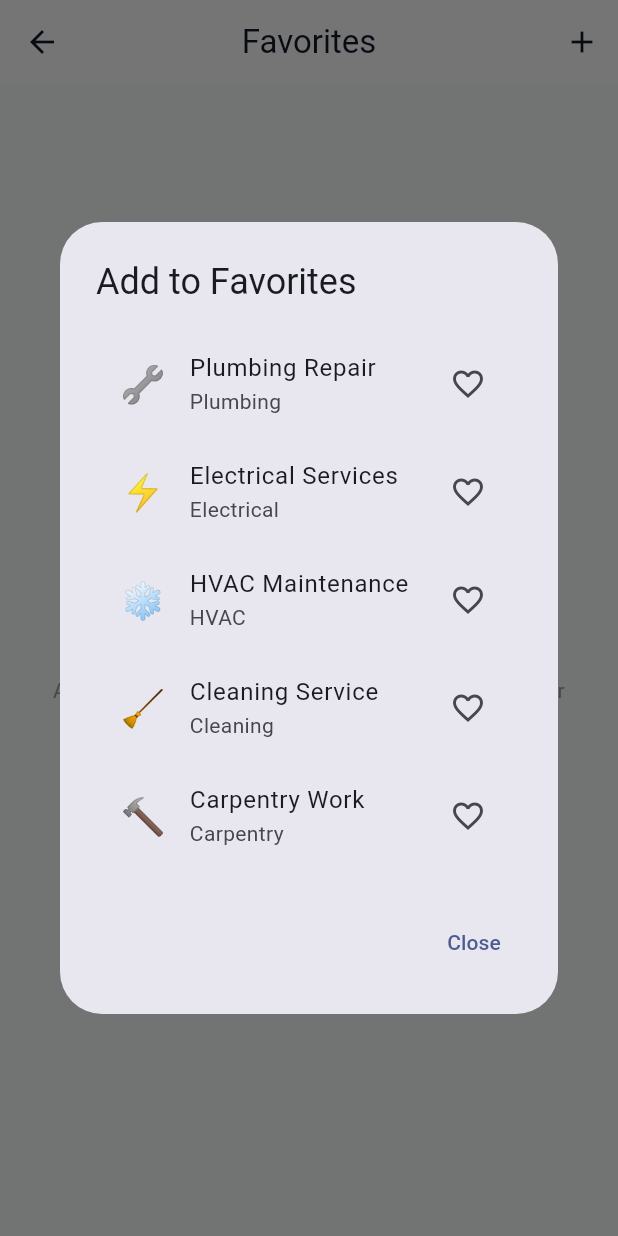
After one commit to whoisnut/fixmate-web-app, a Flutter app: the FavoritesScreen screen opened directly, after a tap on "Add Favorite", on a phone screen of 412 x 824 dp. The commit adds this screen. Run offline on Flutter 3.47's test engine with Material 3 defaults, Android fonts, the phone set to English and light mode, and no system bars; our stand-ins replace dio, flutter_riverpod, shared_preferences; accounts and stored records are empty.

Commit message:
fix favorite page

```diff
--- a/mobile/lib/core/constants/app_constants.dart
+++ b/mobile/lib/core/constants/app_constants.dart
@@ -57,6 +57,7 @@ class AppRoutes {
   static const String payment = '/payment';
   static const String profile = '/profile';
   static const String bookingHistory = '/booking-history';
+  static const String favorites = '/favorites';
 }
 
 // HTTP Status codes
--- /dev/null
+++ b/mobile/lib/features/favorites/screens/favorites_screen.dart
@@ -0,0 +1,282 @@
+import 'package:flutter/material.dart';
+import 'package:shared_preferences/shared_preferences.dart';
+import 'dart:convert';
+
+class FavoritesScreen extends StatefulWidget {
+  const FavoritesScreen({super.key});
+
+  @override
+  State<FavoritesScreen> createState() => _FavoritesScreenState();
+}
+
+class _FavoritesScreenState extends State<FavoritesScreen> {
+  late SharedPreferences _prefs;
+  List<Map<String, dynamic>> favorites = [];
+  bool _isLoading = true;
+
+  // Sample favorite services - in a real app, this would come from the API
+  final List<Map<String, dynamic>> sampleServices = [
+    {
+      'id': '1',
+      'name': 'Plumbing Repair',
+      'category': 'Plumbing',
+      'rating': 4.8,
+      'reviews': '245 reviews',
+      'price': '\$50-150',
+      'image': '🔧',
+    },
+    {
+      'id': '2',
+      'name': 'Electrical Services',
+      'category': 'Electrical',
+      'rating': 4.9,
+      'reviews': '312 reviews',
+      'price': '\$60-180',
+      'image': '⚡',
+    },
+    {
+      'id': '3',
+      'name': 'HVAC Maintenance',
+      'category': 'HVAC',
+      'rating': 4.7,
+      'reviews': '156 reviews',
+      'price': '\$100-250',
+      'image': '❄️',
+    },
+    {
+      'id': '4',
+      'name': 'Cleaning Service',
+      'category': 'Cleaning',
+      'rating': 4.6,
+      'reviews': '428 reviews',
+      'price': '\$40-120',
+      'image': '🧹',
+    },
+    {
+      'id': '5',
+      'name': 'Carpentry Work',
+      'category': 'Carpentry',
+      'rating': 4.9,
+      'reviews': '189 reviews',
+      'price': '\$80-200',
+      'image': '🔨',
+    },
+  ];
+
+  @override
+  void initState() {
+    super.initState();
+    _loadFavorites();
+  }
+
+  Future<void> _loadFavorites() async {
+    _prefs = await SharedPreferences.getInstance();
+    final favoritesJson = _prefs.getStringList('favorites') ?? [];
+
+    setState(() {
+      favorites = favoritesJson
+          .map((json) => jsonDecode(json) as Map<String, dynamic>)
+          .toList();
+      _isLoading = false;
+    });
+  }
+
+  Future<void> _addFavorite(Map<String, dynamic> service) async {
+    final isFavorited = favorites.any((fav) => fav['id'] == service['id']);
+
+    if (!isFavorited) {
+      setState(() {
+        favorites.add(service);
+      });
+
+      final favoritesJson = favorites.map((fav) => jsonEncode(fav)).toList();
+      await _prefs.setStringList('favorites', favoritesJson);
+
+      if (mounted) {
+        ScaffoldMessenger.of(context).showSnackBar(
+          SnackBar(content: Text('${service['name']} added to favorites')),
+        );
+      }
+    }
+  }
+
+  Future<void> _removeFavorite(String serviceId) async {
+    setState(() {
+      favorites.removeWhere((fav) => fav['id'] == serviceId);
+    });
+
+    final favoritesJson = favorites.map((fav) => jsonEncode(fav)).toList();
+    await _prefs.setStringList('favorites', favoritesJson);
+
+    ScaffoldMessenger.of(context).showSnackBar(
+      const SnackBar(content: Text('Removed from favorites')),
+    );
+  }
+
+  void _showAddFavoritesDialog() {
+    showDialog(
+      context: context,
+      builder: (context) => AlertDialog(
+        title: const Text('Add to Favorites'),
+        content: SizedBox(
+          width: double.maxFinite,
+          child: ListView.builder(
+            shrinkWrap: true,
+            itemCount: sampleServices.length,
+            itemBuilder: (context, index) {
+              final service = sampleServices[index];
+              final isFavorited =
+                  favorites.any((fav) => fav['id'] == service['id']);
+
+              return ListTile(
+                leading: Text(service['image'],
+                    style: const TextStyle(fontSize: 24)),
+                title: Text(service['name']),
+                subtitle: Text(service['category']),
+                trailing: isFavorited
+                    ? const Icon(Icons.favorite, color: Colors.red)
+                    : const Icon(Icons.favorite_border),
+                onTap: () {
+                  if (!isFavorited) {
+                    _addFavorite(service);
+                  }
+                },
+              );
+            },
+          ),
+        ),
+        actions: [
+          TextButton(
+            onPressed: () => Navigator.pop(context),
+            child: const Text('Close'),
+          ),
+        ],
+      ),
+    );
+  }
+
+  @override
+  Widget build(BuildContext context) {
+    if (_isLoading) {
+      return Scaffold(
+        appBar: AppBar(
+          title: const Text('Favorites'),
+          centerTitle: true,
+        ),
+        body: const Center(child: CircularProgressIndicator()),
+      );
+    }
+
+    return Scaffold(
+      appBar: AppBar(
+        title: const Text('Favorites'),
+        centerTitle: true,
+        actions: [
+          IconButton(
+            icon: const Icon(Icons.add),
+            onPressed: _showAddFavoritesDialog,
+            tooltip: 'Add to favorites',
+          ),
+        ],
+      ),
+      body: favorites.isEmpty
+          ? Center(
+              child: Column(
+                mainAxisAlignment: MainAxisAlignment.center,
+                children: [
+                  Icon(
+                    Icons.favorite_border,
+                    size: 64,
+                    color: Colors.grey[400],
+                  ),
+                  const SizedBox(height: 16),
+                  Text(
+                    'No favorites yet',
+                    style: Theme.of(context).textTheme.titleLarge,
+                  ),
+                  const SizedBox(height: 8),
+                  Text(
+                    'Add your favorite services to quick access them later',
+                    style: Theme.of(context).textTheme.bodyMedium?.copyWith(
+                          color: Colors.grey,
+                        ),
+                    textAlign: TextAlign.center,
+                  ),
+                  const SizedBox(height: 24),
+                  ElevatedButton.icon(
+                    onPressed: _showAddFavoritesDialog,
+                    icon: const Icon(Icons.add),
+                    label: const Text('Add Favorite'),
+                  ),
+                ],
+              ),
+            )
+          : ListView.builder(
+              padding: const EdgeInsets.all(12),
+              itemCount: favorites.length,
+              itemBuilder: (context, index) {
+                final favorite = favorites[index];
+                return Card(
+                  margin: const EdgeInsets.only(bottom: 12),
+                  child: ListTile(
+                    leading: Container(
+                      width: 50,
+                      height: 50,
+                      decoration: BoxDecoration(
+                        color: Colors.blue.withOpacity(0.1),
+                        borderRadius: BorderRadius.circular(8),
+                      ),
+                      child: Center(
+                        child: Text(
+                          favorite['image'] ?? '⭐',
+                          style: const TextStyle(fontSize: 28),
+                        ),
+                      ),
+                    ),
+                    title: Text(
+                      favorite['name'] ?? 'Service',
+                      style: const TextStyle(fontWeight: FontWeight.bold),
+                    ),
+                    subtitle: Column(
+                      crossAxisAlignment: CrossAxisAlignment.start,
+                      children: [
+                        const SizedBox(height: 4),
+                        Text(
+                          '${favorite['category'] ?? 'N/A'} • ${favorite['price'] ?? ''}',
+                          style: const TextStyle(fontSize: 12),
+                        ),
+                        const SizedBox(height: 2),
+                        Row(
+                          children: [
+                            const Icon(Icons.star,
+                                size: 14, color: Colors.amber),
+                            const SizedBox(width: 4),
+                            Text(
+                              '${favorite['rating']} (${favorite['reviews']})',
+                              style: const TextStyle(
+                                  fontSize: 12, color: Colors.grey),
+                            ),
+                          ],
+                        ),
+                      ],
+                    ),
+                    trailing: IconButton(
+                      icon: const Icon(Icons.favorite, color: Colors.red),
+                      onPressed: () =>
+                          _removeFavorite(favorite['id'] as String),
+                    ),
+                    onTap: () {
+                      // In a real app, this would navigate to service details
+                      ScaffoldMessenger.of(context).showSnackBar(
+                        SnackBar(
+                          content: Text('Viewing ${favorite['name']}'),
+                        ),
+                      );
+                    },
+                  ),
+                );
+              },
+            ),
+    );
+  }
+}
--- a/mobile/lib/features/profile/screens/profile_screen.dart
+++ b/mobile/lib/features/profile/screens/profile_screen.dart
@@ -10,6 +10,7 @@ import '../../settings/screens/settings_screen.dart';
 import '../../payment/screens/payment_methods_screen.dart';
 import '../../notifications/screens/notifications_screen.dart';
 import '../../help_support/screens/help_support_screen.dart';
+import '../../favorites/screens/favorites_screen.dart';
 
 class ProfileScreen extends ConsumerStatefulWidget {
   const ProfileScreen({super.key});
@@ -221,7 +222,13 @@ class _ProfileScreenState extends ConsumerState<ProfileScreen> {
                 _buildMenuItem(
                   icon: Icons.favorite_border,
                   title: 'Favorites',
-                  onTap: () {},
+                  onTap: () {
+                    Navigator.push(
+                      context,
+                      MaterialPageRoute(
+                          builder: (_) => const FavoritesScreen()),
+                    );
+                  },
                 ),
               if (!_isTechnician)
                 _buildMenuItem(
```
